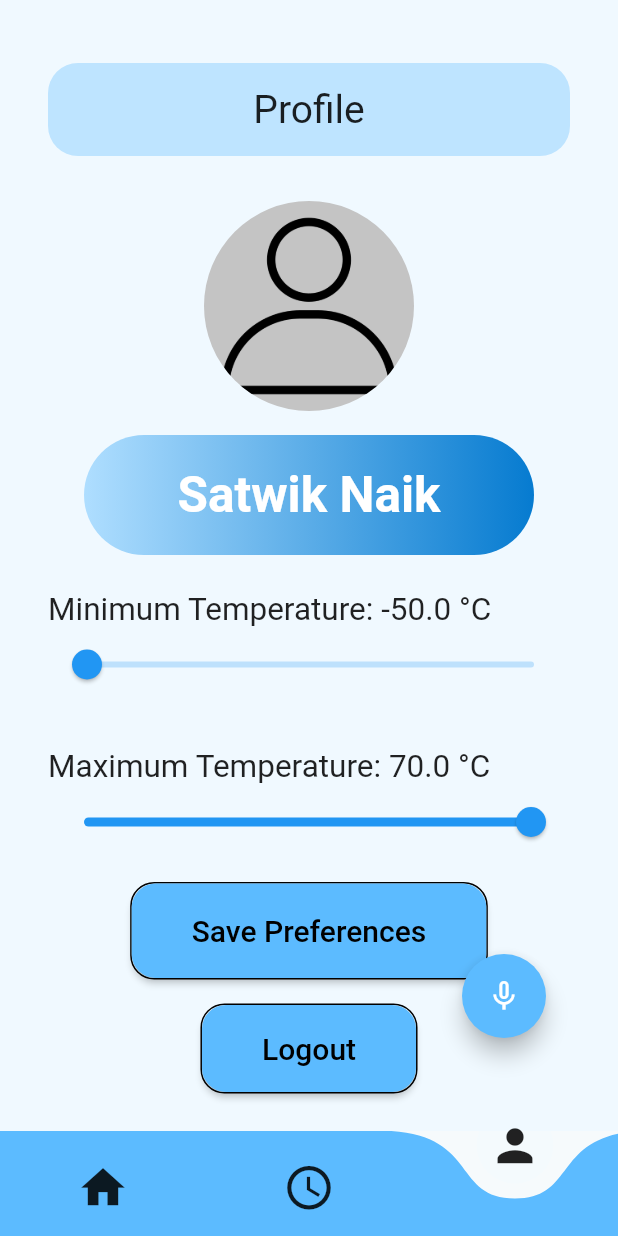
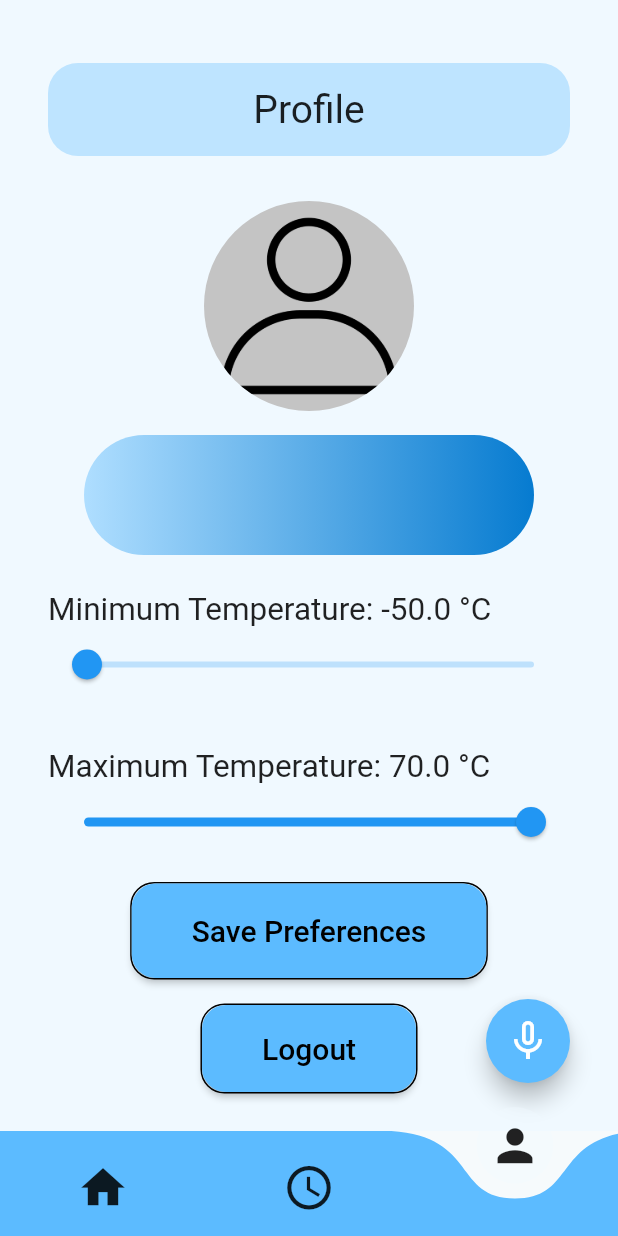
Before and after one commit to me-sanath/HackAI_Hack-230354, a Flutter app: the BottomNavigationExample screen opened directly with empty values, swiped to page 3, on a phone screen of 412 x 824 dp. Run offline on Flutter 3.47's test engine with Material 2 defaults, Android fonts, the phone set to English and light mode, and no system bars; drawn by our look-alikes of avatar_glow, curved_navigation_bar; our stand-ins replace geocoding, geolocator, google_fonts, speech_to_text; network calls fail; Roboto replaces fonts that are missing (Alata).

Commit message:
fixed button location

```diff
--- a/first_app/lib/pages/homepage.dart
+++ b/first_app/lib/pages/homepage.dart
@@ -111,8 +111,8 @@ class _BottomNavigationExampleState extends State<BottomNavigationExample> {
             },
           ),
           Positioned(
-            bottom: 30.0,
-            right: 16.0,
+            bottom: 0.0,
+            right: 0.0,
             child: AvatarGlow(
               animate: islistening,
               repeat: true,
@@ -126,8 +126,8 @@ class _BottomNavigationExampleState extends State<BottomNavigationExample> {
                   // Handle microphone button tap
                   // Add your microphone functionality here
                 },
-                child: Icon(islistening ? Icons.mic : Icons.mic_none),
                 backgroundColor: Color.fromARGB(255, 92, 187, 255),
+                child: Icon(islistening ? Icons.mic : Icons.mic_none, size: 32),
               ),
             ),
           ),
@@ -977,7 +977,7 @@ class _ProfileScreenState extends State<ProfileScreen> {
                       alignment: Alignment.center,
                       child: Text(
                         // '$_userName',
-                        'Satwik Naik',
+                        _userName,
                         textAlign: TextAlign.center,
                         style: GoogleFonts.alata(
                           fontSize: 33.0,
```
